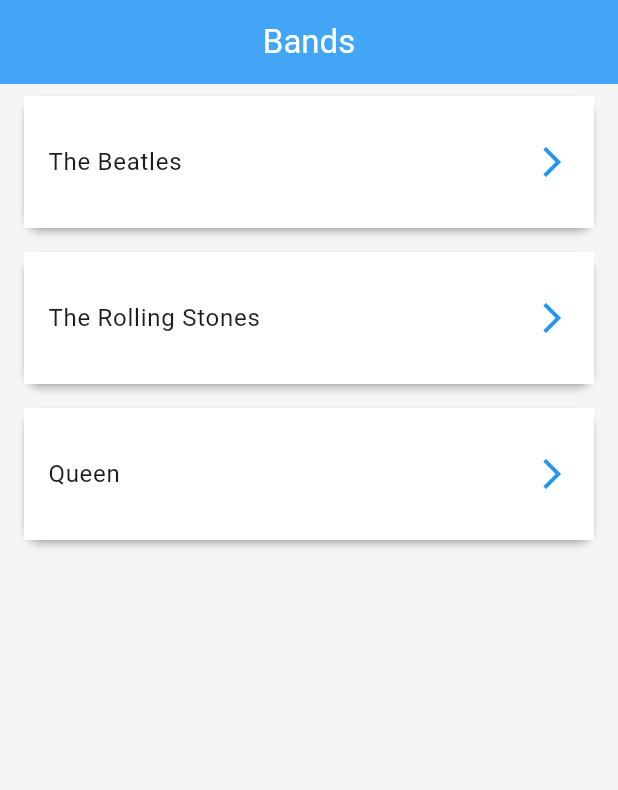
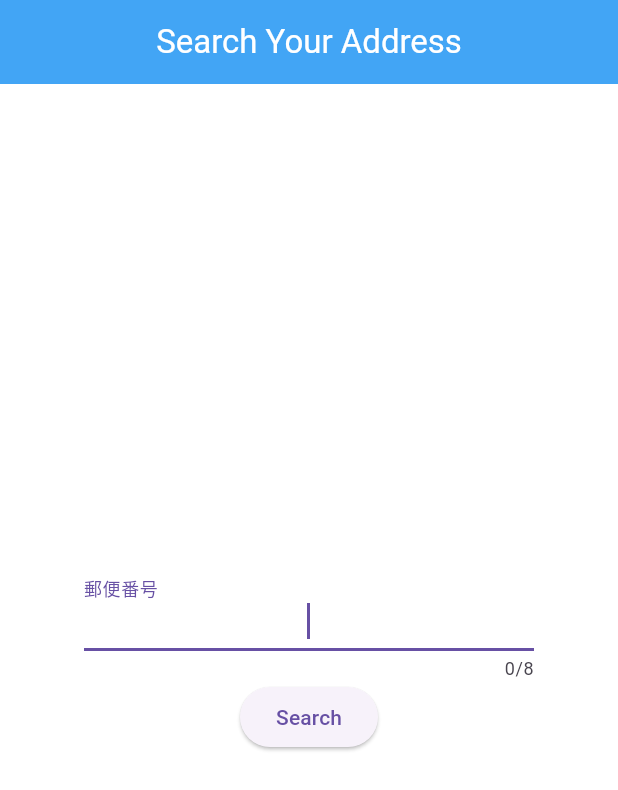
Before and after one commit to chisa-kondo-985/flutter_tutorial, a Flutter app: the screen it shows after launch, on a phone screen of 412 x 824 dp. Shown: the top 790 px of the screen. Run offline on Flutter 3.47's test engine with Material 3 defaults, Android fonts, the phone set to English and light mode, and no system bars.

Commit message:
2024-07-03
・入力フォームに郵便番号を入力して「検索」ボタンを押すと、検索結果の住所が表示される

```diff
--- /dev/null
+++ b/lib/address.dart
@@ -0,0 +1,33 @@
+class Address {
+  final String address1;
+  final String address2;
+  final String address3;
+  final String kana1;
+  final String kana2;
+  final String kana3;
+  final String prefcode;
+  final String zipcode;
+
+  Address(
+      {required this.address1,
+      required this.address2,
+      required this.address3,
+      required this.kana1,
+      required this.kana2,
+      required this.kana3,
+      required this.prefcode,
+      required this.zipcode});
+
+  factory Address.convertFromJsonToDartObject(Map<String, dynamic> json) {
+    return Address(
+      address1: json['address1'] as String,
+      address2: json['address2'] as String,
+      address3: json['address3'] as String,
+      kana1: json['kana1'] as String,
+      kana2: json['kana2'] as String,
+      kana3: json['kana3'] as String,
+      prefcode: json['prefcode'] as String,
+      zipcode: json['zipcode'] as String,
+    );
+  }
+}
--- a/lib/app.dart
+++ b/lib/app.dart
@@ -1,7 +1,8 @@
+import 'dart:convert';
 import 'package:flutter/material.dart';
-import 'group.dart';
-import 'member.dart';
-import 'group_detail_page.dart';
+import 'package:http/http.dart' as http;
+import 'response.dart';
+import 'address.dart';
 
 // === This widget is the root of this application. ===
 class MyApp extends StatelessWidget {
@@ -12,7 +13,7 @@ class MyApp extends StatelessWidget {
   Widget build(BuildContext context) {
     // Decide application basic settings.
     return MaterialApp(
-      title: 'Bands (Flutter)',
+      title: 'API connection (Flutter)',
       theme: ThemeData(
         brightness: Brightness.light,
         useMaterial3: true,
@@ -20,85 +21,131 @@ class MyApp extends StatelessWidget {
       home: Scaffold(
           // === Application Bar ===
           appBar: AppBar(
-          title: const Text('Bands'),
+            title: const Text('Search Your Address'),
             backgroundColor: Colors.blue.shade400,
             foregroundColor: Colors.white,
             centerTitle: true,
           ),
           // === Application Body ===
-        body: ApplicationBody(),
+          body: const ApplicationBody(),
           // === Application Background Color ===
-        backgroundColor: Colors.grey.shade100,
+          backgroundColor: Colors.white),
+    );
+  }
+}
+
+class ApplicationBody extends StatefulWidget {
+  const ApplicationBody({super.key});
+
+  @override
+  SearchAddressState createState() => SearchAddressState();
+}
+
+// === This widget is the body element of this application. ===
+class SearchAddressState extends State<ApplicationBody> {
+  final _formkey = GlobalKey<FormState>();
+  final TextEditingController _zipcodeController = TextEditingController();
+  String? _resultMessage;
+  Address? _address;
+  int searched = 0;
+
+  Future<void> fetchAddress(String zipcode) async {
+    String url = 'https://zipcloud.ibsnet.co.jp/api/search?zipcode=$zipcode';
+
+    try {
+      final response = await http.get(Uri.parse(url));
+      if (response.statusCode == 200) {
+        final jsonData = jsonDecode(response.body);
+        final addressResponse = Response.convertFromJsonToDartObject(jsonData);
+        setState(() {
+          _resultMessage = addressResponse.message;
+          _address = addressResponse.address;
+          ++searched;
+        });
+      } else {
+        setState(() {
+          _resultMessage = 'Failed to load address: ${response.statusCode}';
+          _address = null;
+        });
+      }
+    } catch (message) {
+      setState(() {
+        _resultMessage = 'Error: $message';
+        _address = null;
+      });
+    }
+  }
+
+  @override
+  Widget build(BuildContext context) {
+    return Center(
+      child: Column(
+        mainAxisAlignment: MainAxisAlignment.center,
+        children: [
+          Form(
+            key: _formkey,
+            child: SizedBox(
+              width: 300,
+              child: TextFormField(
+                autofocus: true,
+                maxLength: 8,
+                textAlign: TextAlign.center,
+                decoration: const InputDecoration(
+                  labelText: '郵便番号',
+                ),
+                controller: _zipcodeController,
+                keyboardType: TextInputType.number,
+                validator: (value) {
+                  if (value == null || value.isEmpty) {
+                    return '郵便番号を入力してください';
+                  } else if (value.length < 7) {
+                    return '郵便番号を正しく入力してください';
+                  } else {
+                    return null;
+                  }
+                },
+              ),
+            ),
+          ),
+          ElevatedButton(
+            onPressed: () {
+              final zipcode = _zipcodeController.text;
+              if (_formkey.currentState!.validate()) {
+                fetchAddress(zipcode);
+              }
+            },
+            child: const Text('Search'),
+          ),
+          if (_resultMessage != null) ...[
+            const SizedBox(
+              height: 20,
+            ),
+            SizedBox(
+              width: 300,
+              child: Text(_resultMessage!),
+            ),
+          ],
+          if (_address == null && searched >= 1) ...[
+            const SizedBox(
+              height: 20,
+            ),
+            const Text('この郵便番号は無効です',
+                textAlign: TextAlign.center, style: TextStyle(color: Color.fromARGB(255, 182, 26, 15))),
+          ],
+          if (_address != null) ...[
+            const SizedBox(
+              height: 20,
+            ),
+            SizedBox(
+              width: 300,
+              child: Text(
+                '${_address!.address1}${_address!.address2}${_address!.address3}',
+                textAlign: TextAlign.center,
+              ),
+            ),
+          ],
+        ],
       ),
     );
   }
 }
-
-// === This widget is the body element of this application. ===
-class ApplicationBody extends StatelessWidget {
-  ApplicationBody({super.key});
-  final List<Group> groups = [
-    Group(
-      groupName: 'The Beatles',
-      groupImage: 'assets/images/Beatles.jpeg',
-      yearFormed: 1960,
-      members: [
-        Member(name: 'John Lennon', age: 40, role: 'Vocals & Guitar'),
-        Member(name: 'Paul McCartney', age: 79, role: 'Vocals & Bass Guitar'),
-        Member(name: 'George Harrison', age: 58, role: 'Guitar & Vocals'),
-        Member(name: 'Ringo Starr', age: 81, role: 'Drums & Vocals'),
-      ],
-    ),
-    Group(
-      groupName: 'The Rolling Stones',
-      groupImage: 'assets/images/The_Rolling_Stones.jpg',
-      yearFormed: 1962,
-      members: [
-        Member(name: 'Mick Jagger', age: 78, role: 'Vocals'),
-        Member(name: 'Keith Richards', age: 77, role: 'Guitar'),
-        Member(name: 'Charlie Watts', age: 80, role: 'Drums'),
-        Member(name: 'Ronnie Wood', age: 74, role: 'Guitar'),
-      ],
-    ),
-    Group(
-      groupName: 'Queen',
-      groupImage: 'assets/images/Queen.jpg',
-      yearFormed: 1970,
-      members: [
-        Member(name: 'Freddie Mercury', age: 45, role: 'Vocals & Piano'),
-        Member(name: 'Brian May', age: 76, role: 'Guitar & Vocals'),
-        Member(name: 'Roger Taylor', age: 75, role: 'Drums & Vocals'),
-        Member(name: 'John Deacon', age: 73, role: 'Bass Guitar'),
-      ],
-    ),
-  ];
-
-  @override
-  Widget build(BuildContext context) {
-    return ListView.builder(
-      // Set the number of the list items.
-      itemCount: groups.length,
-      // Define what is shown in the list item.
-      itemBuilder: (context, index) {
-        final group = groups[index];
-        return Card(
-            elevation: 2,
-            margin: const EdgeInsets.symmetric(vertical: 8, horizontal: 16),
-            child: ListTile(
-              contentPadding: const EdgeInsets.all(16),
-              tileColor: Colors.white,
-              title: Text(group.groupName),
-              trailing: const Icon(Icons.arrow_forward_ios, color: Colors.blue),
-              onTap: () {
-                Navigator.push(
-                  context,
-                  MaterialPageRoute(
-                    builder: (context) => GroupDetailPage(group: group),
-                  ),
-                );
-              },
-            ));
-      },
-    );
-  }
-}
--- a/lib/group.dart
+++ /dev/null
@@ -1,10 +0,0 @@
-import 'member.dart';
-
-class Group {
-  String groupName;
-  String groupImage;
-  int yearFormed;
-  List<Member> members;
-
-  Group({required this.groupName, required this.groupImage, required this.yearFormed, required this.members});
-}
--- a/lib/member.dart
+++ /dev/null
@@ -1,7 +0,0 @@
-class Member {
-  String name;
-  int? age;
-  String role;
-
-  Member({required this.name, required this.age, required this.role});
-}
--- /dev/null
+++ b/lib/response.dart
@@ -0,0 +1,21 @@
+import 'package:flutter_tutorial/address.dart';
+
+class Response {
+  final String? message;
+  final Address? address;
+  final int status;
+
+  Response({required this.message, required this.address, required this.status});
+
+  factory Response.convertFromJsonToDartObject(Map json) {
+    // If the zipcode exists, results will have Address object.
+    // If the zipcode doesn't exist, results will be null.
+    var address = json['results'] != null ? Address.convertFromJsonToDartObject(json['results'][0]) : null;
+
+    return Response(
+      message: json['message'],
+      address: address,
+      status: json['status'],
+    );
+  }
+}
--- a/pubspec.yaml
+++ b/pubspec.yaml
@@ -37,6 +37,7 @@ dependencies:
 
   # The following adds the shared_preferences to restore data in the device.
   shared_preferences: ^2.2.3
+  http: ^1.2.1
 
 dev_dependencies:
   flutter_test:
```
Also changed, not shown: lib/group_detail_page.dart (deleted, +0 -35 lines), pubspec.lock, 2 other files. Lines whose indentation alone changed are shown as unchanged.
